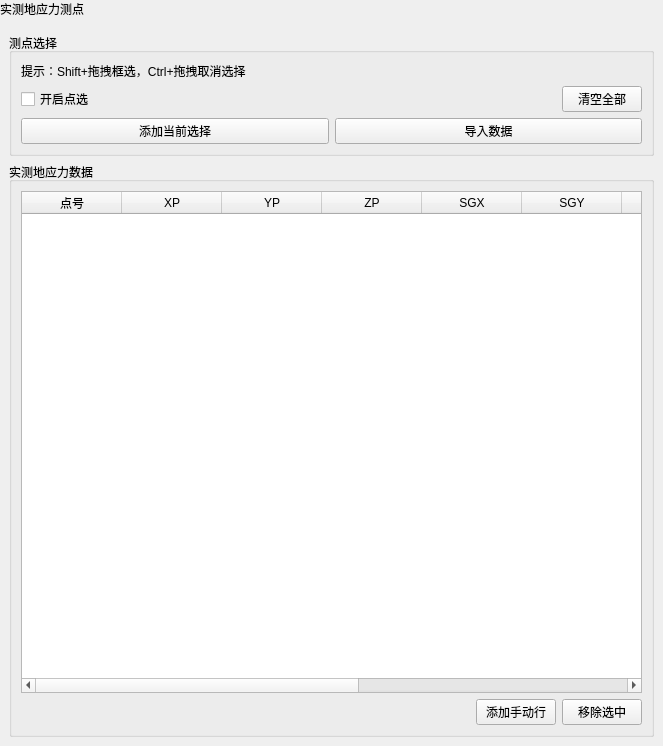
The window that plugins/Base_Slover/GeoStressMeasurePointPage.ui (asd977/base_cae) describes before a commit, drawn with Qt 5.
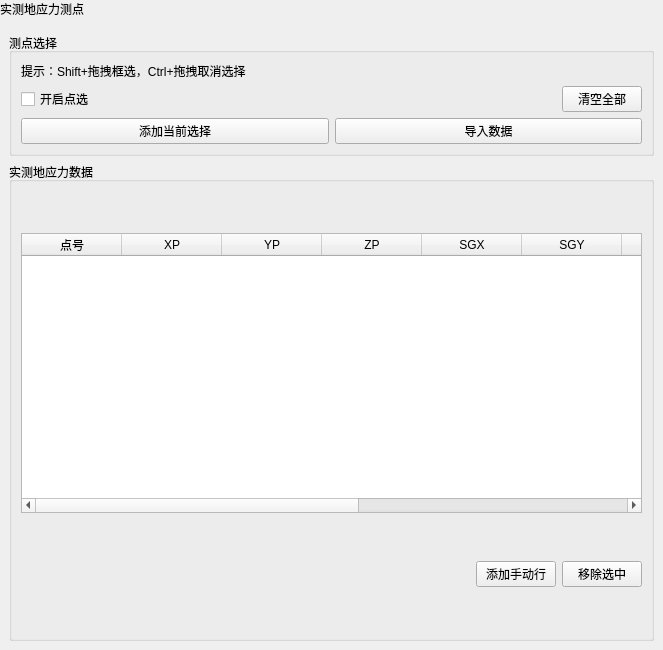
The same window after the commit.

Diff of the .ui file:
```diff
--- a/plugins/Base_Slover/GeoStressMeasurePointPage.ui
+++ b/plugins/Base_Slover/GeoStressMeasurePointPage.ui
@@ -7,7 +7,7 @@
     <x>0</x>
     <y>0</y>
     <width>663</width>
-    <height>746</height>
+    <height>650</height>
    </rect>
   </property>
   <property name="windowTitle">
@@ -231,8 +231,14 @@
           </attribute>
           <property name="minimumSize">
            <size>
-            <width>10</width>
-            <height>0</height>
+            <width>0</width>
+            <height>170</height>
+           </size>
+          </property>
+          <property name="maximumSize">
+           <size>
+            <width>16777215</width>
+            <height>280</height>
            </size>
           </property>
          </widget>
```
Left out of the diff: 3 changed lines with no effect on the pictures.
